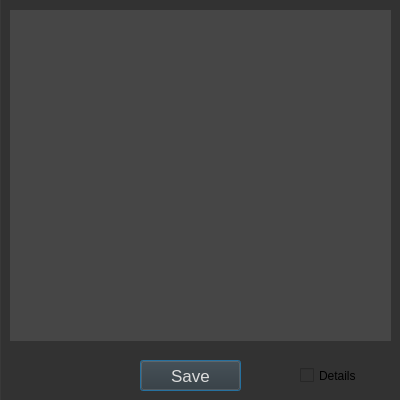
This is src/widgetApp/RaportDialog.ui in Projekt-zespolowy-TIU/DesignYourNetwork as Qt 5 draws it before an edit. The edited form follows.
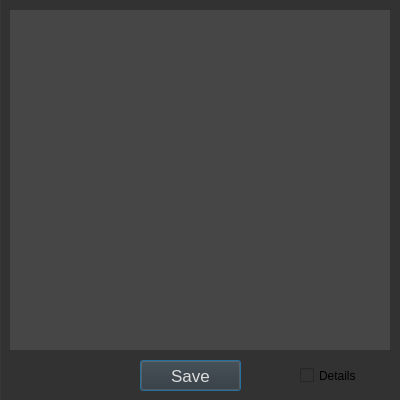
This is the edited form. Icons and pictures are not drawn.

The edit to the form file:
```diff
--- a/src/widgetApp/RaportDialog.ui
+++ b/src/widgetApp/RaportDialog.ui
@@ -40,8 +40,8 @@
      <rect>
       <x>10</x>
       <y>20</y>
-      <width>381</width>
-      <height>331</height>
+      <width>380</width>
+      <height>340</height>
      </rect>
     </property>
     <property name="styleSheet">
@@ -58,8 +58,8 @@
       <rect>
        <x>0</x>
        <y>0</y>
-       <width>381</width>
-       <height>331</height>
+       <width>380</width>
+       <height>340</height>
       </rect>
      </property>
     </widget>
```
